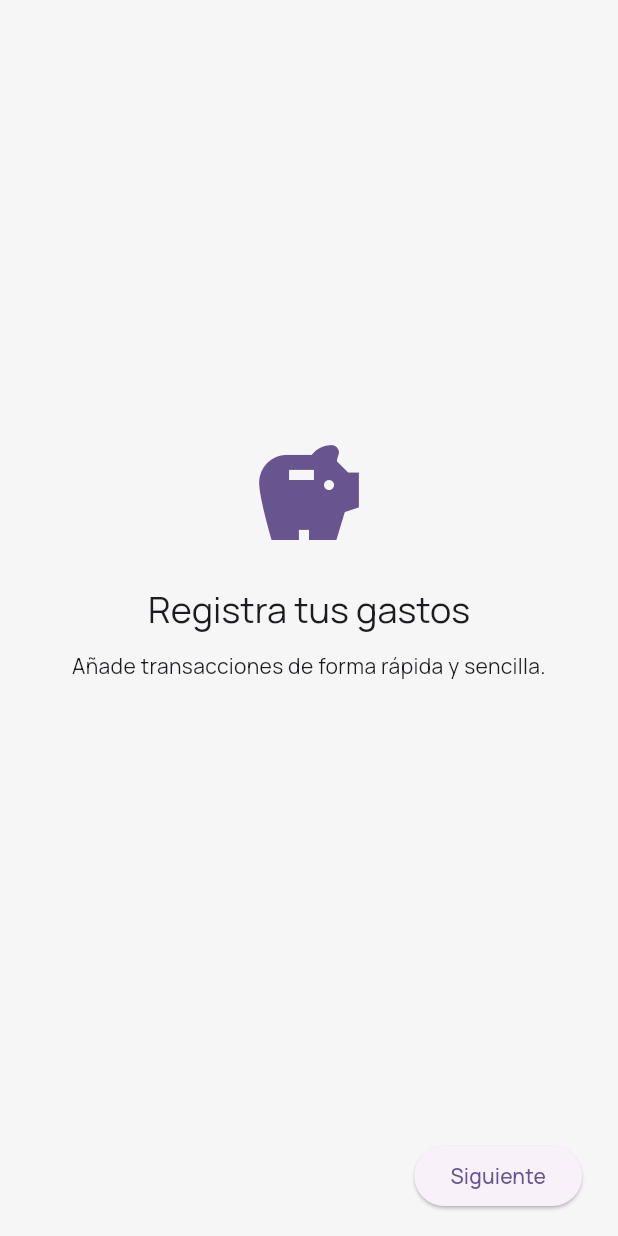
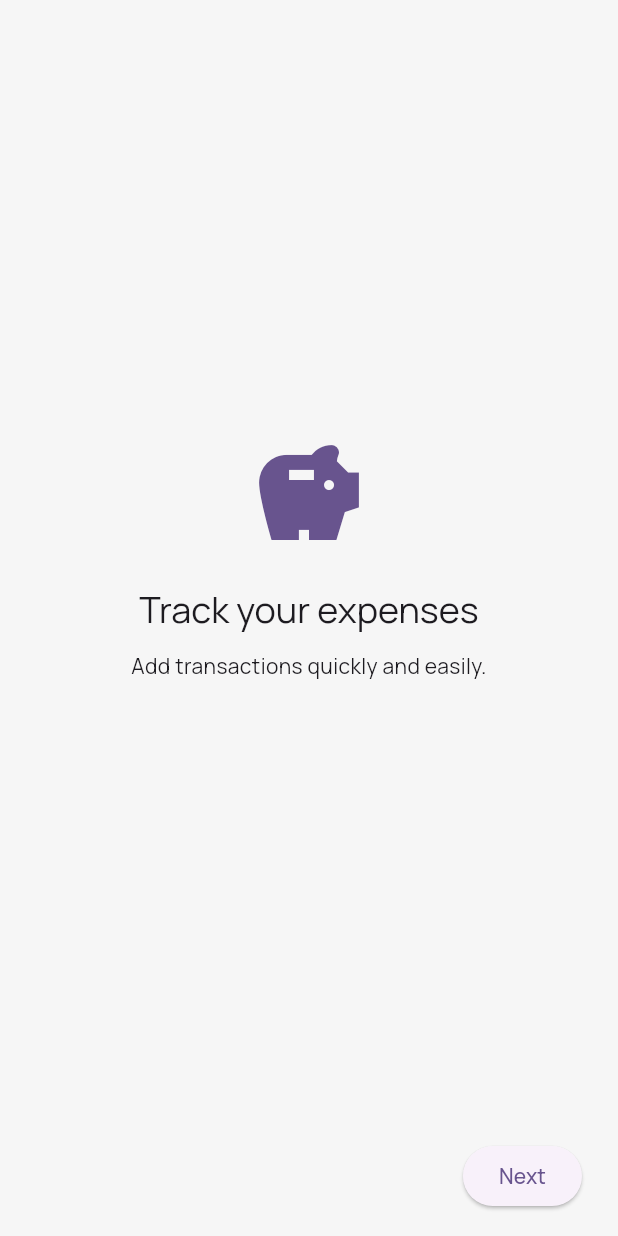
Before and after one commit to GrullonDev/PersonalFinance, a Flutter app: the OnboardingPage screen opened by its route, on a phone screen of 412 x 824 dp. Run offline on Flutter 3.47's test engine with Material 3 defaults, Android fonts, the phone set to English and light mode, and no system bars; our stand-ins replace equatable, firebase_auth, firebase_core, get_it, google_fonts, google_sign_in and 5 more; accounts and stored records are empty.

Commit message:
Add basic localization with auto locale detection

```diff
--- a/lib/features/auth/widgets/social_buttons.dart
+++ b/lib/features/auth/widgets/social_buttons.dart
@@ -2,6 +2,7 @@ import 'dart:io';
 
 import 'package:flutter/material.dart';
 import 'package:personal_finance/features/auth/logic/auth_provider.dart';
+import 'package:personal_finance/utils/app_localization.dart';
 import 'package:provider/provider.dart';
 
 class SocialLoginButtons extends StatelessWidget {
@@ -27,7 +28,7 @@ class SocialLoginButtons extends StatelessWidget {
               width: double.infinity,
               child: ElevatedButton.icon(
                 icon: const Icon(Icons.g_mobiledata),
-                label: const Text('Continuar con Google'),
+                label: Text(AppLocalizations.of(context)!.continueWithGoogle),
                 onPressed:
                     provider.isLoading
                         ? null
@@ -49,7 +50,7 @@ class SocialLoginButtons extends StatelessWidget {
                 width: double.infinity,
                 child: ElevatedButton.icon(
                   icon: const Icon(Icons.apple),
-                  label: const Text('Continuar con Apple'),
+                  label: Text(AppLocalizations.of(context)!.continueWithApple),
                   onPressed:
                       provider.isLoading
                           ? null
--- a/lib/features/dashboard/logic/dashboard_logic.dart
+++ b/lib/features/dashboard/logic/dashboard_logic.dart
@@ -1,6 +1,8 @@
 import 'package:flutter/material.dart';
 
 import 'package:hive/hive.dart';
+import 'package:intl/intl.dart';
+import 'package:personal_finance/utils/app_localization.dart';
 
 import 'package:personal_finance/features/dashboard/logic/dashboard_models.dart';
 import 'package:personal_finance/features/data/model/expense.dart';
@@ -234,14 +236,23 @@ class DashboardLogic extends ChangeNotifier {
           .toList();
 
   // Métodos para formateo de datos
-  String formatCurrency(double amount) => '\$${amount.toStringAsFixed(2)}';
+  String formatCurrency(double amount) =>
+      AppLocalizations(
+        Locale(Intl.getCurrentLocale()),
+      ).currencyFormatter.format(amount);
 
   String formatPercentage(double value, double total) {
     if (total == 0) return '0%';
-    return '${(value / total * 100).toStringAsFixed(0)}%';
+    final NumberFormat percentFormatter = NumberFormat.decimalPercentPattern(
+      locale: Intl.getCurrentLocale(),
+      decimalDigits: 0,
+    );
+    return percentFormatter.format(value / total);
   }
 
-  String formatDate(DateTime date) => '${date.day}/${date.month}/${date.year}';
+  String formatDate(DateTime date) => AppLocalizations(
+        Locale(Intl.getCurrentLocale()),
+      ).formatDate(date);
 
   // Métodos para validaciones
   bool get shouldShowExpensesChart =>
--- a/lib/features/dashboard/page/dashboard_page.dart
+++ b/lib/features/dashboard/page/dashboard_page.dart
@@ -2,6 +2,7 @@ import 'package:flutter/material.dart';
 import 'package:personal_finance/features/dashboard/logic/dashboard_logic.dart';
 import 'package:personal_finance/features/dashboard/page/dashboard_layout.dart';
 import 'package:personal_finance/features/dashboard/widgets/add_transaction_button.dart';
+import 'package:personal_finance/utils/app_localization.dart';
 import 'package:provider/provider.dart';
 
 class DashboardPage extends StatelessWidget {
@@ -12,9 +13,9 @@ class DashboardPage extends StatelessWidget {
     create: (BuildContext context) => DashboardLogic(),
     child: Scaffold(
       appBar: AppBar(
-        title: const Hero(
+        title: Hero(
           tag: 'start-button',
-          child: Text('Finanzas Personales'),
+          child: Text(AppLocalizations.of(context)!.appTitle),
         ),
         centerTitle: true,
         elevation: 0,
--- a/lib/features/dashboard/widgets/add_expense_modal.dart
+++ b/lib/features/dashboard/widgets/add_expense_modal.dart
@@ -1,6 +1,7 @@
 import 'package:flutter/material.dart';
 import 'package:flutter/services.dart';
 import 'package:personal_finance/features/dashboard/logic/dashboard_logic.dart';
+import 'package:personal_finance/utils/app_localization.dart';
 import 'package:provider/provider.dart';
 
 class AddExpenseModal extends StatefulWidget {
@@ -171,7 +172,7 @@ class _AddExpenseModalState extends State<AddExpenseModal> {
                     }
                   },
                   icon: const Icon(Icons.check_circle),
-                  label: const Text('Agregar Gasto'),
+                  label: Text(AppLocalizations.of(context)!.addExpense),
                   style: ElevatedButton.styleFrom(
                     padding: const EdgeInsets.symmetric(vertical: 16),
                     backgroundColor: Colors.red,
@@ -271,7 +272,7 @@ class _AddExpenseModalState extends State<AddExpenseModal> {
                     Navigator.pop(context);
                   }
                 },
-                child: const Text('Agregar Gasto'),
+                child: Text(AppLocalizations.of(context)!.addExpense),
               ),
             ],
           ),
--- a/lib/features/dashboard/widgets/add_income_modal.dart
+++ b/lib/features/dashboard/widgets/add_income_modal.dart
@@ -1,6 +1,7 @@
 import 'package:flutter/material.dart';
 import 'package:flutter/services.dart';
 import 'package:personal_finance/features/dashboard/logic/dashboard_logic.dart';
+import 'package:personal_finance/utils/app_localization.dart';
 import 'package:provider/provider.dart';
 
 /// Modal para agregar un nuevo ingreso.
@@ -176,7 +177,7 @@ class _AddIncomeModalState extends State<AddIncomeModal> {
                     }
                   },
                   icon: const Icon(Icons.check_circle),
-                  label: const Text('Agregar Ingreso'),
+                  label: Text(AppLocalizations.of(context)!.addIncome),
                   style: ElevatedButton.styleFrom(
                     padding: const EdgeInsets.symmetric(vertical: 16),
                     backgroundColor: Colors.green,
--- a/lib/features/dashboard/widgets/add_transaction_button.dart
+++ b/lib/features/dashboard/widgets/add_transaction_button.dart
@@ -1,6 +1,7 @@
 import 'package:flutter/material.dart';
 
 import 'package:personal_finance/features/dashboard/widgets/add_transaction_modal.dart';
+import 'package:personal_finance/utils/app_localization.dart';
 
 /// Botón flotante para agregar nuevas transacciones (gastos o ingresos).
 ///
@@ -21,6 +22,6 @@ class AddTransactionButton extends StatelessWidget {
           builder: (BuildContext context) => const AddTransactionModal(),
         ),
     icon: const Icon(Icons.add),
-    label: const Text('Agregar'),
+    label: Text(AppLocalizations.of(context)!.add),
   );
 }
--- a/lib/features/dashboard/widgets/balance_card.dart
+++ b/lib/features/dashboard/widgets/balance_card.dart
@@ -49,7 +49,7 @@ class BalanceCard extends StatelessWidget {
                 ),
                 const SizedBox(width: 12),
                 Text(
-                  'BALANCE TOTAL',
+                  AppLocalizations.of(context)!.totalBalance,
                   style: TextStyle(
                     fontWeight: FontWeight.bold,
                     fontSize: 16,
@@ -85,7 +85,9 @@ class BalanceCard extends StatelessWidget {
                 border: Border.all(color: balanceColor.withAlpha(50)),
               ),
               child: Text(
-                isPositive ? 'Saldo Positivo' : 'Saldo Negativo',
+                isPositive
+                    ? AppLocalizations.of(context)!.positiveBalance
+                    : AppLocalizations.of(context)!.negativeBalance,
                 style: TextStyle(
                   fontSize: 12,
                   fontWeight: FontWeight.w600,
--- a/lib/features/onboarding/onboarding_page.dart
+++ b/lib/features/onboarding/onboarding_page.dart
@@ -1,5 +1,6 @@
 import 'package:flutter/material.dart';
 import 'package:personal_finance/utils/routes/route_path.dart';
+import 'package:personal_finance/utils/app_localization.dart';
 
 class OnboardingPage extends StatefulWidget {
   const OnboardingPage({super.key});
@@ -12,10 +13,10 @@ class _OnboardingPageState extends State<OnboardingPage> {
   final PageController _controller = PageController();
   int _index = 0;
 
-  final List<_OnboardStep> _steps = const <_OnboardStep>[
-    _OnboardStep(title: 'Registra tus gastos', description: 'Añade transacciones de forma rápida y sencilla.'),
-    _OnboardStep(title: 'Visualiza tu progreso', description: 'Consulta tu balance diario, semanal o mensual.'),
-    _OnboardStep(title: 'Aprende consejos', description: 'Recibe tips financieros personalizados cada día.'),
+  final List<_OnboardStep> _steps = <_OnboardStep>[
+    const _OnboardStep(titleKey: 'step1Title', descriptionKey: 'step1Desc'),
+    const _OnboardStep(titleKey: 'step2Title', descriptionKey: 'step2Desc'),
+    const _OnboardStep(titleKey: 'step3Title', descriptionKey: 'step3Desc'),
   ];
 
   @override
@@ -37,9 +38,11 @@ class _OnboardingPageState extends State<OnboardingPage> {
                         children: <Widget>[
                           Icon(Icons.savings, size: 80, color: Theme.of(context).colorScheme.primary),
                           const SizedBox(height: 20),
-                          Text(step.title, style: Theme.of(context).textTheme.headlineSmall, textAlign: TextAlign.center),
+                          Text(AppLocalizations.of(context)!.translate(step.titleKey),
+                              style: Theme.of(context).textTheme.headlineSmall,
+                              textAlign: TextAlign.center),
                           const SizedBox(height: 12),
-                          Text(step.description, textAlign: TextAlign.center),
+                          Text(AppLocalizations.of(context)!.translate(step.descriptionKey), textAlign: TextAlign.center),
                         ],
                       ),
                     );
@@ -55,7 +58,7 @@ class _OnboardingPageState extends State<OnboardingPage> {
                         onPressed: () {
                           _controller.previousPage(duration: const Duration(milliseconds: 300), curve: Curves.easeInOut);
                         },
-                        child: const Text('Atrás'),
+                        child: Text(AppLocalizations.of(context)!.back),
                       ),
                     const Spacer(),
                     ElevatedButton(
@@ -66,7 +69,9 @@ class _OnboardingPageState extends State<OnboardingPage> {
                           _controller.nextPage(duration: const Duration(milliseconds: 300), curve: Curves.easeInOut);
                         }
                       },
-                      child: Text(_index == _steps.length - 1 ? 'Comenzar' : 'Siguiente'),
+                      child: Text(_index == _steps.length - 1
+                          ? AppLocalizations.of(context)!.getStarted
+                          : AppLocalizations.of(context)!.next),
                     )
                   ],
                 ),
@@ -78,7 +83,7 @@ class _OnboardingPageState extends State<OnboardingPage> {
 }
 
 class _OnboardStep {
-  final String title;
-  final String description;
-  const _OnboardStep({required this.title, required this.description});
+  final String titleKey;
+  final String descriptionKey;
+  const _OnboardStep({required this.titleKey, required this.descriptionKey});
 }
--- a/lib/utils/app.dart
+++ b/lib/utils/app.dart
@@ -29,7 +29,8 @@ class MyApp extends StatelessWidget {
         ChangeNotifierProvider<TipProvider>(create: (_) => TipProvider()),
       ],
       child: MaterialApp(
-        title: 'Finanzas Personales',
+        onGenerateTitle: (BuildContext context) =>
+            AppLocalizations.of(context)!.appTitle,
         debugShowCheckedModeBanner: false,
         theme: _buildLightTheme(),
         darkTheme: _buildDarkTheme(),
@@ -46,7 +47,7 @@ class MyApp extends StatelessWidget {
           Locale('es', 'MX'),
           Locale('en', 'US'),
         ],
-        locale: const Locale('es', 'GT'),
+        locale: WidgetsBinding.instance.platformDispatcher.locale,
       ),
     );
 
--- a/lib/utils/app_localization.dart
+++ b/lib/utils/app_localization.dart
@@ -1,6 +1,5 @@
 import 'package:flutter/foundation.dart';
 import 'package:flutter/material.dart';
-
 import 'package:intl/intl.dart';
 
 class AppLocalizations {
@@ -8,27 +7,97 @@ class AppLocalizations {
 
   AppLocalizations(this.locale);
 
-  static AppLocalizations? of(BuildContext context) => Localizations.of<AppLocalizations>(context, AppLocalizations);
+  static AppLocalizations? of(BuildContext context) =>
+      Localizations.of<AppLocalizations>(context, AppLocalizations);
 
   static const LocalizationsDelegate<AppLocalizations> delegate =
       _AppLocalizationsDelegate();
 
-  String get currencySymbol {
-    switch (locale.countryCode) {
-      case 'GT':
-        return 'Q'; // Quetzal guatemalteco
-      case 'US':
-        return '\$'; // Dólar estadounidense
-      case 'MX':
-        return '\$'; // Peso mexicano
-      case 'ES':
-        return '€'; // Euro
-      default:
-        return '\$'; // Símbolo por defecto
-    }
-  }
+  static const Map<String, Map<String, String>> _localizedValues = <String, Map<String, String>>{
+    'en': <String, String>{
+      'welcome': 'Welcome to your personal finance app!',
+      'start': 'Start',
+      'appTitle': 'Personal Finance',
+      'back': 'Back',
+      'next': 'Next',
+      'getStarted': 'Get Started',
+      'signInToContinue': 'Sign in to continue',
+      'continueWithGoogle': 'Continue with Google',
+      'continueWithApple': 'Continue with Apple',
+      'totalBalance': 'TOTAL BALANCE',
+      'positiveBalance': 'Positive Balance',
+      'negativeBalance': 'Negative Balance',
+      'add': 'Add',
+      'addIncome': 'Add Income',
+      'addExpense': 'Add Expense',
+      'step1Title': 'Track your expenses',
+      'step1Desc': 'Add transactions quickly and easily.',
+      'step2Title': 'See your progress',
+      'step2Desc': 'Check your daily, weekly or monthly balance.',
+      'step3Title': 'Learn tips',
+      'step3Desc': 'Get personalized financial advice every day.',
+    },
+    'es': <String, String>{
+      'welcome': '¡Bienvenido a tu app de finanzas personales!',
+      'start': 'Iniciar',
+      'appTitle': 'Finanzas Personales',
+      'back': 'Atrás',
+      'next': 'Siguiente',
+      'getStarted': 'Comenzar',
+      'signInToContinue': 'Inicia sesión para continuar',
+      'continueWithGoogle': 'Continuar con Google',
+      'continueWithApple': 'Continuar con Apple',
+      'totalBalance': 'BALANCE TOTAL',
+      'positiveBalance': 'Saldo Positivo',
+      'negativeBalance': 'Saldo Negativo',
+      'add': 'Agregar',
+      'addIncome': 'Agregar Ingreso',
+      'addExpense': 'Agregar Gasto',
+      'step1Title': 'Registra tus gastos',
+      'step1Desc': 'Añade transacciones de forma rápida y sencilla.',
+      'step2Title': 'Visualiza tu progreso',
+      'step2Desc': 'Consulta tu balance diario, semanal o mensual.',
+      'step3Title': 'Aprende consejos',
+      'step3Desc': 'Recibe tips financieros personalizados cada día.',
+    },
+  };
 
-  NumberFormat get currencyFormatter => NumberFormat.currency(symbol: currencySymbol, decimalDigits: 2);
+  String _text(String key) =>
+      _localizedValues[locale.languageCode]?[key] ?? _localizedValues['es']![key]!;
+
+  /// Returns the localized string for the given [key].
+  String translate(String key) => _text(key);
+
+  String get welcome => _text('welcome');
+  String get start => _text('start');
+  String get appTitle => _text('appTitle');
+  String get back => _text('back');
+  String get next => _text('next');
+  String get getStarted => _text('getStarted');
+  String get signInToContinue => _text('signInToContinue');
+  String get continueWithGoogle => _text('continueWithGoogle');
+  String get continueWithApple => _text('continueWithApple');
+  String get totalBalance => _text('totalBalance');
+  String get positiveBalance => _text('positiveBalance');
+  String get negativeBalance => _text('negativeBalance');
+  String get add => _text('add');
+  String get addIncome => _text('addIncome');
+  String get addExpense => _text('addExpense');
+  String get step1Title => _text('step1Title');
+  String get step1Desc => _text('step1Desc');
+  String get step2Title => _text('step2Title');
+  String get step2Desc => _text('step2Desc');
+  String get step3Title => _text('step3Title');
+  String get step3Desc => _text('step3Desc');
+
+  NumberFormat get currencyFormatter =>
+      NumberFormat.simpleCurrency(locale: locale.toLanguageTag());
+
+  NumberFormat get decimalFormatter =>
+      NumberFormat.decimalPattern(locale.toLanguageTag());
+
+  String formatDate(DateTime date) =>
+      DateFormat.yMd(locale.toLanguageTag()).format(date);
 }
 
 class _AppLocalizationsDelegate
@@ -39,7 +108,8 @@ class _AppLocalizationsDelegate
   bool isSupported(Locale locale) => <String>['en', 'es'].contains(locale.languageCode);
 
   @override
-  Future<AppLocalizations> load(Locale locale) => SynchronousFuture<AppLocalizations>(AppLocalizations(locale));
+  Future<AppLocalizations> load(Locale locale) =>
+      SynchronousFuture<AppLocalizations>(AppLocalizations(locale));
 
   @override
   bool shouldReload(_AppLocalizationsDelegate old) => false;
```
Also changed, not shown: lib/features/auth/pages/auth_layout.dart (+7 -6 lines), lib/features/home.dart (+7 -6 lines), lib/main.dart (+7 -0 lines), lib/utils/widgets/drawer.dart (+8 -7 lines).
